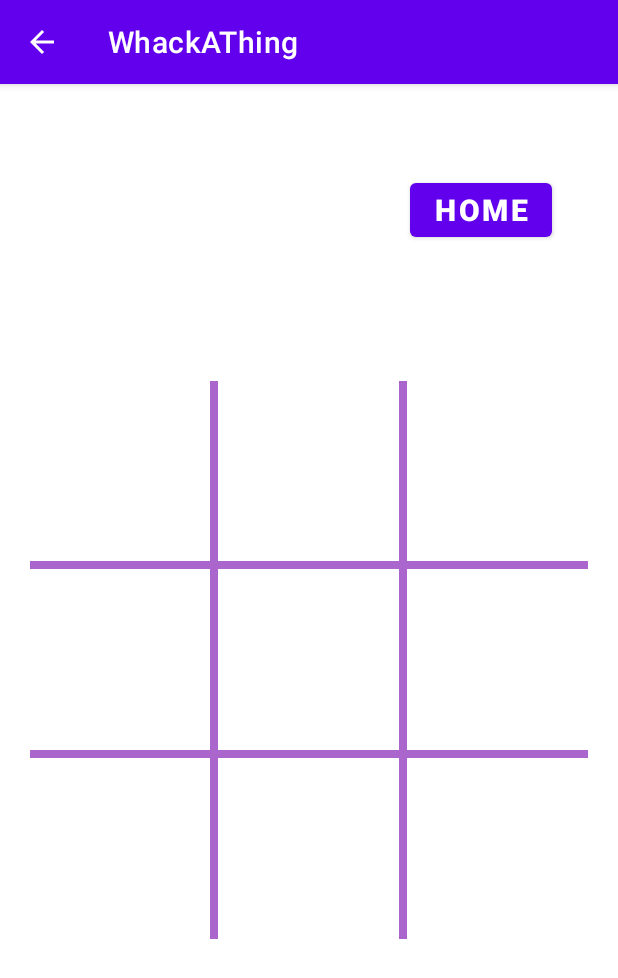
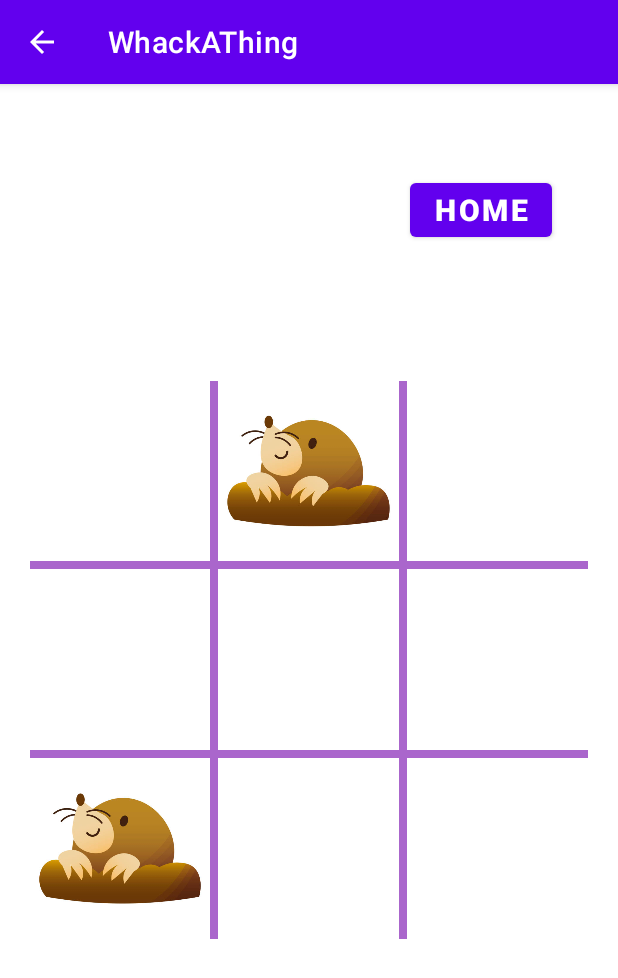
Before and after one commit to aichuley/WhackAThing, an Android app: the GameActivity screen opened directly, with no data from a screen before it, after a tap on an icon or button, on a phone screen of 412 x 824 dp. Shown: the top 978 px of the screen. Run offline under Robolectric (Android 15) with nearby library versions, the phone set to English and light mode, and no system bars; 1 other tap on this screen came first.

Commit message:
changing mole image, making moles pop up after one disappears

```diff
--- a/app/src/main/java/com/example/whackathing/GameActivity.kt
+++ b/app/src/main/java/com/example/whackathing/GameActivity.kt
@@ -1,128 +1,105 @@
 package com.example.whackathing
 
 import android.content.Intent
-import android.media.Image
 import android.os.Bundle
 import android.os.CountDownTimer
 import android.view.View
-import android.widget.Button
 import android.widget.ImageView
 import androidx.appcompat.app.AppCompatActivity
-import androidx.core.content.res.ResourcesCompat
 
 
-class Mol(val mole: ImageView) {
+private var boardList = mutableListOf<Mol>()
 
-   var timer =  object : CountDownTimer(3000, 1000) {
+class Mol(private val mole: ImageView) {
 
-        override fun onTick(millisUntilFinished: Long) {
-            //mTextField.setText("seconds remaining: " + millisUntilFinished / 1000)
-        }
+    var isVisible = false
+
+    private var timer = object : CountDownTimer(2000, 1000) {
+
+        override fun onTick(millisUntilFinished: Long) {}
 
         override fun onFinish() {
-            //mTextField.setText("done!")
-            mole!!.setImageResource(0)
+            mole.setImageResource(0)
+            var boardMole = boardList.getOrNull(generateRandom())
+            while (boardMole == null || boardMole.isVisible)
+                boardMole = boardList.getOrNull(generateRandom())
+            boardMole.setMole()
         }
-    }.start()
-
-    fun getImage() : ImageView {
-        return mole
     }
 
     fun setMole() {
-        mole!!.setImageResource(R.drawable.mol)
-        mole!!.setOnClickListener {
-            mole!!.setImageResource(0)
+        isVisible = true
+        if (Resources.moleDrawable == null)
+            mole.setImageResource(R.drawable.mol)
+        else
+            mole.setImageDrawable(Resources.moleDrawable)
+        timer.start()
+        mole.setOnClickListener {
+            mole.setImageResource(0)
+            timer.cancel()
+            var boardMole = boardList.getOrNull(generateRandom())
+            while (boardMole == null || boardMole.isVisible || boardMole == this)
+                boardMole = boardList.getOrNull(generateRandom())
+            boardMole.setMole()
+            isVisible = false
         }
     }
 
 }
+fun generateRandom(): Int {
+    return (0..9).random()
+}
 
+class GameActivity : AppCompatActivity() {
 
-class GameActivity: AppCompatActivity() {
-
-    private var boardList = mutableListOf<Mol>()
 
     override fun onCreate(savedInstanceState: Bundle?) {
         super.onCreate(savedInstanceState)
         setContentView(R.layout.activity_game)
         initBoard()
+
+        val boardMole = boardList.getOrNull(generateRandom())
+        if (boardMole != null && !boardMole.isVisible)
+            boardMole.setMole()
     }
 
 
     private fun initBoard() {
 
-        boardList.add(0,Mol(findViewById<ImageView>(R.id.a1)))
-        boardList.add(1,Mol(findViewById<ImageView>(R.id.a2)))
-        boardList.add(2,Mol(findViewById<ImageView>(R.id.a3)))
-        boardList.add(3,Mol(findViewById<ImageView>(R.id.b1)))
-        boardList.add(4,Mol(findViewById<ImageView>(R.id.b2)))
-        boardList.add(5,Mol(findViewById<ImageView>(R.id.b3)))
-        boardList.add(6,Mol(findViewById<ImageView>(R.id.c1)))
-        boardList.add(7,Mol(findViewById<ImageView>(R.id.c2)))
-        boardList.add(8,Mol(findViewById<ImageView>(R.id.c3)))
+        with(boardList) {
+            add(0, Mol(findViewById(R.id.a1)))
+            add(1, Mol(findViewById(R.id.a2)))
+            add(2, Mol(findViewById(R.id.a3)))
+            add(3, Mol(findViewById(R.id.b1)))
+            add(4, Mol(findViewById(R.id.b2)))
+            add(5, Mol(findViewById(R.id.b3)))
+            add(6, Mol(findViewById(R.id.c1)))
+            add(7, Mol(findViewById(R.id.c2)))
+            add(8, Mol(findViewById(R.id.c3)))
+        }
 
-//        val boardMole = boardList.getOrNull(generateRandom())
-//        boardMole!!.setMole()
-
-//        var timer =  object : CountDownTimer(2000, 1000) {
-//
-//            override fun onTick(millisUntilFinished: Long) {
-//                //mTextField.setText("seconds remaining: " + millisUntilFinished / 1000)
-//            }
-//
-//            override fun onFinish() {
-//                //mTextField.setText("done!")
-//                //!!.setImageResource(0)
-////                val boardMole = boardList.getOrNull(generateRandom())
-////
-////                boardMole!!.setMole()
-//
-//            }
-//        }.start()
-
-//        for(i in 1..3) {
-//
-//            val boardMole = boardList.getOrNull(generateRandom())
-//            boardMole!!.setMole()
-//
-//        }
-
-        while(true) {
-            val boardMole = boardList.getOrNull(generateRandom())
-            boardMole!!.setMole()
-        }
 
         //add score, if they fail to bit 3 mol break out of the loop
 
+    }
 
 
-//        currImg!!.setImageResource(R.drawable.mol)
-//        currImg!!.setOnClickListener {
-//            currImg!!.setImageResource(0)
-//        }
 
-    }
-
-    fun generateRandom(): Int{
-        return (0..9).random()
-    }
-
-    fun goToHome(view: View){
+    fun goToHome(view: View) {
         val intent = Intent(this, MainActivity::class.java)
         startActivity(intent)
     }
 
-    fun boardTapped(view: View){
-        if(view !is Button)
-            return
-        removeToBoard(view)
-    }
+//    fun boardTapped(view: View){
+//        if(view !is Button)
+//            return
+//        removeToBoard(view)
+//    }
 
-    private fun removeToBoard(button: Button) {
-
-        if(button.text != "")
-            return
-
-    }
+//    private fun removeToBoard(button: Button) {
+//
+//        if(button.text != "")
+//            return
+//
+//    }
 }
--- /dev/null
+++ b/app/src/main/java/com/example/whackathing/Resources.kt
@@ -0,0 +1,8 @@
+package com.example.whackathing
+
+import android.content.res.Resources
+import android.graphics.drawable.Drawable
+
+object Resources {
+    var moleDrawable: Drawable? = null
+}
--- a/app/src/main/res/layout/activity_selectimage.xml
+++ b/app/src/main/res/layout/activity_selectimage.xml
@@ -16,8 +16,8 @@
 
     <ImageView
         android:id="@+id/previewImage"
-        android:layout_width="200dp"
-        android:layout_height="200dp"
+        android:layout_width="150dp"
+        android:layout_height="150dp"
         app:layout_constraintStart_toStartOf="parent"
         app:layout_constraintEnd_toEndOf="parent"
         app:layout_constraintTop_toBottomOf="@+id/selectImageButton"
@@ -51,8 +51,6 @@
         app:layout_constraintBottom_toTopOf="@id/pickImageText"
         app:layout_constraintStart_toStartOf="parent"
         app:layout_constraintEnd_toEndOf="parent"
-        android:layout_marginTop="16dp"
-        android:layout_marginBottom="16dp"
         android:importantForAccessibility="no"
         android:background="@drawable/rectangle_white"/>
 
```
Also changed, not shown: app/src/main/java/com/example/whackathing/SelectImageActivity.kt (+10 -5 lines).
